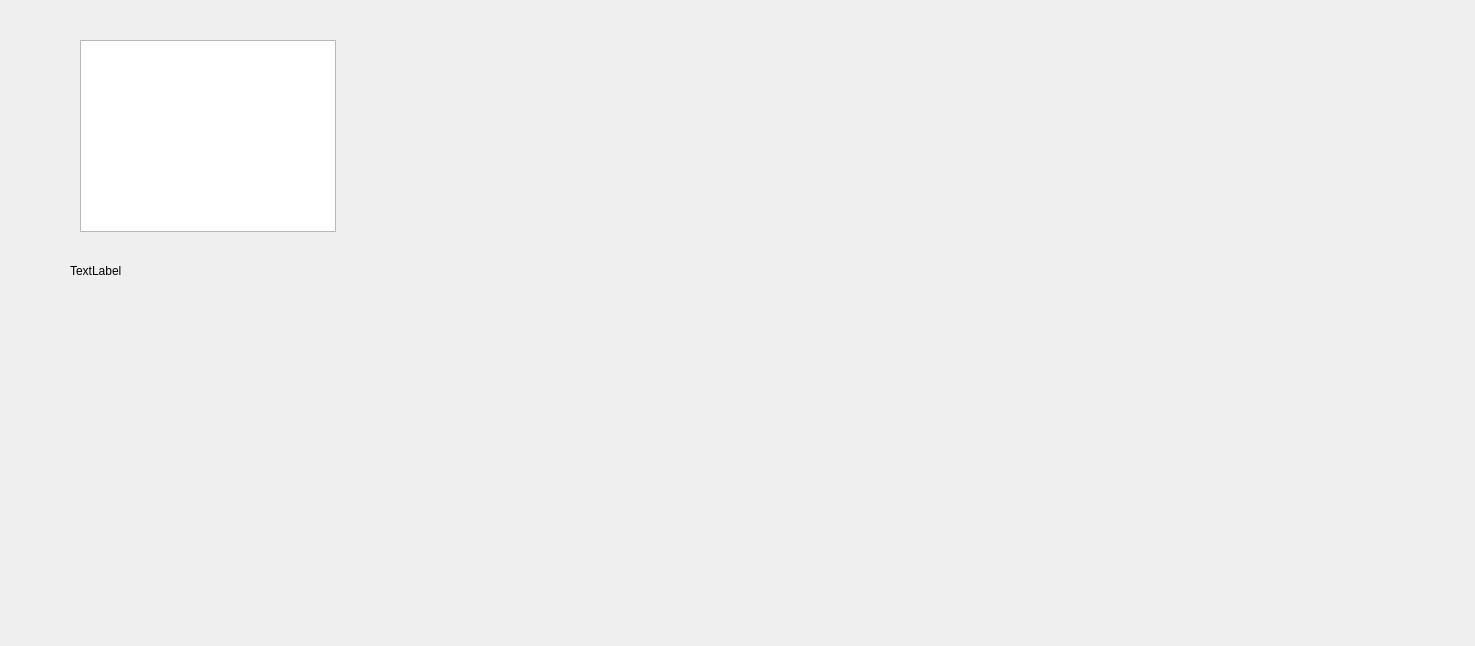
Above: Maps/label.ui from JSalazr/EstructuradeDatos before the change. Below: the same form after it.
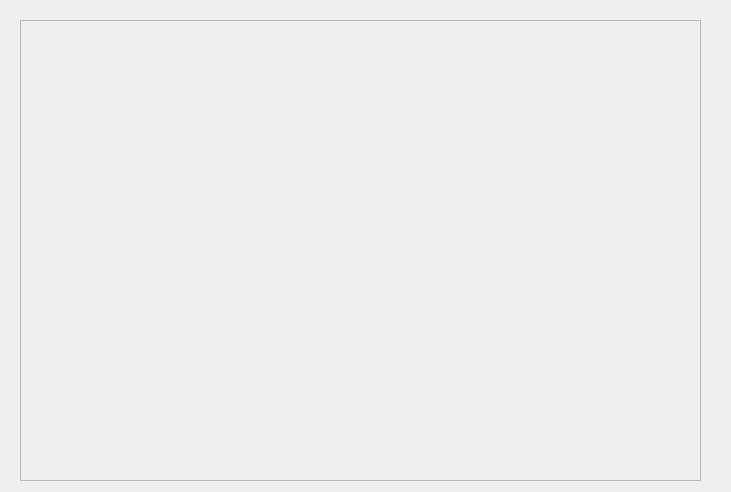
That is the form after the change.

```diff
--- a/Maps/label.ui
+++ b/Maps/label.ui
@@ -6,8 +6,8 @@
    <rect>
     <x>0</x>
     <y>0</y>
-    <width>1475</width>
-    <height>646</height>
+    <width>731</width>
+    <height>492</height>
    </rect>
   </property>
   <property name="windowTitle">
@@ -26,15 +26,28 @@
     <string>TextLabel</string>
    </property>
   </widget>
-  <widget class="QTableView" name="tableView">
+  <widget class="QScrollArea" name="hola1">
    <property name="geometry">
     <rect>
-     <x>80</x>
-     <y>40</y>
-     <width>256</width>
-     <height>192</height>
+     <x>20</x>
+     <y>20</y>
+     <width>681</width>
+     <height>461</height>
     </rect>
    </property>
+   <property name="widgetResizable">
+    <bool>true</bool>
+   </property>
+   <widget class="QWidget" name="scrollAreaWidgetContents">
+    <property name="geometry">
+     <rect>
+      <x>0</x>
+      <y>0</y>
+      <width>679</width>
+      <height>459</height>
+     </rect>
+    </property>
+   </widget>
   </widget>
  </widget>
  <resources/>
```
